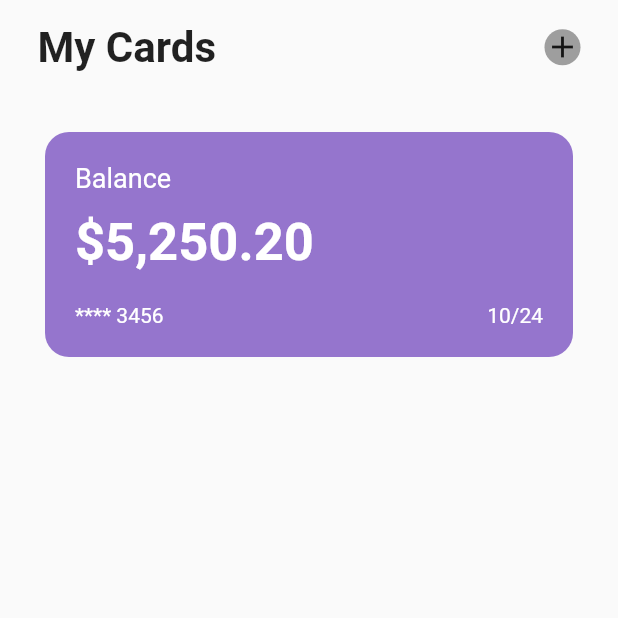
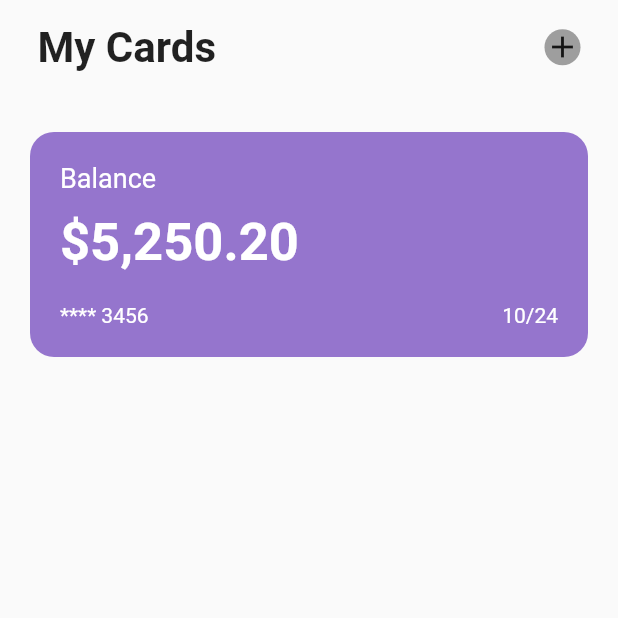
Before and after one commit to mohammadammash/flutter_simple_ui, a Flutter app: the screen it shows after launch, on a phone screen of 412 x 824 dp, the top half of it. Run offline on Flutter 3.47's test engine with Material 2 defaults, Android fonts, the phone set to English and light mode, and no system bars.

Commit message:
src/lib/utils/wallet_card.dart: Adding specific width and margin between cards

```diff
--- a/src/lib/utils/wallet_card.dart
+++ b/src/lib/utils/wallet_card.dart
@@ -9,8 +9,9 @@ class WalletCard extends StatelessWidget {
   @override
   Widget build(BuildContext context) {
     return Container(
-      margin: const EdgeInsets.symmetric(horizontal: 30),
+      margin: const EdgeInsets.symmetric(horizontal: 20),
       padding: const EdgeInsets.all(20),
+      width: 400,
       decoration: BoxDecoration(
         color: Colors.deepPurple[300],
         borderRadius: BorderRadius.circular(16),
```
